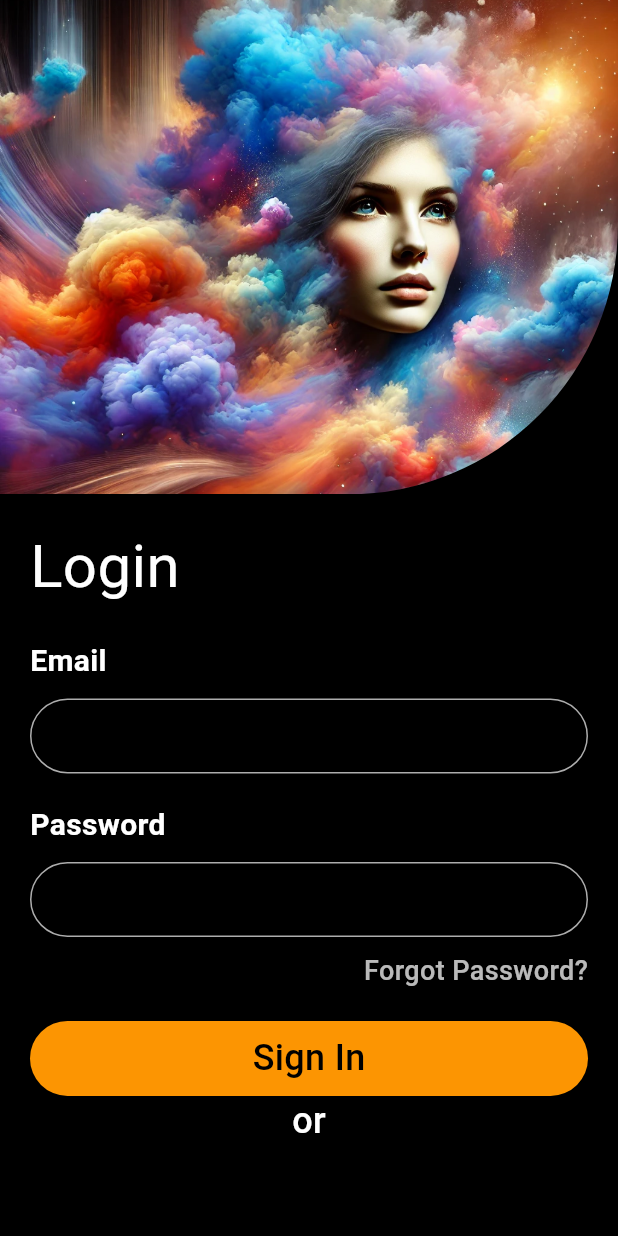
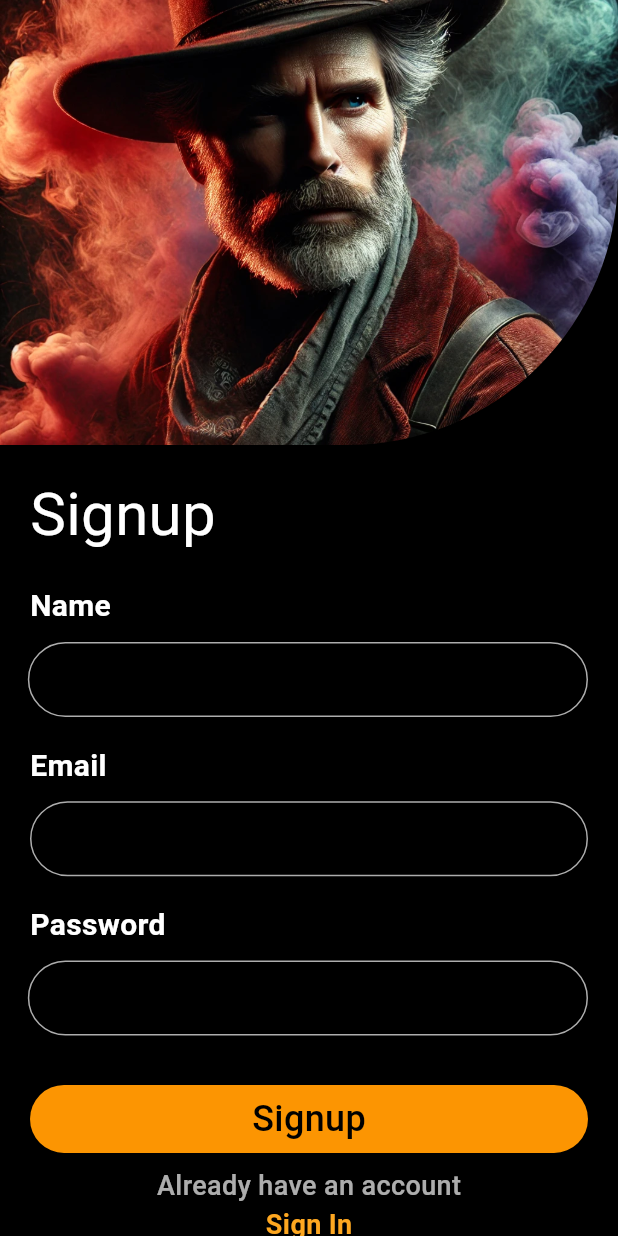
Before and after one commit to NetflixUser22232/travel_app_flutter, a Flutter app: the screen it shows after launch, on a phone screen of 412 x 824 dp. Run offline on Flutter 3.47's test engine with Material 3 defaults, Android fonts, the phone set to English and light mode, and no system bars.

Commit message:
minor changes

```diff
--- a/lib/main.dart
+++ b/lib/main.dart
@@ -1,7 +1,5 @@
 import 'package:flutter/material.dart';
-import 'package:flutter_travel_app/login.dart';
-import 'package:flutter_travel_app/pages/home_page.dart';
-import 'package:flutter_travel_app/pages/top_places.dart';
+import 'package:flutter_travel_app/pages/signup.dart';
 
 void main() {
   runApp(const MyApp());
@@ -18,7 +16,8 @@ class MyApp extends StatelessWidget {
       theme: ThemeData(
         colorScheme: ColorScheme.fromSeed(seedColor: Colors.deepPurple),
       ),
-      home: Login(),
+      home: Signup(),
+      //  Login(),
       // TopPlaces(),
       // HomePage(),
     );
--- a/lib/pages/home_page.dart
+++ b/lib/pages/home_page.dart
@@ -1,5 +1,4 @@
 import 'package:flutter/material.dart';
-import 'package:google_fonts/google_fonts.dart';
 
 class HomePage extends StatefulWidget {
   const HomePage({super.key});
--- /dev/null
+++ b/lib/pages/signup.dart
@@ -0,0 +1,186 @@
+import 'package:flutter/material.dart';
+import 'package:flutter_travel_app/pages/login.dart';
+
+class Signup extends StatefulWidget {
+  const Signup({super.key});
+
+  @override
+  State<Signup> createState() => _SignupState();
+}
+
+class _SignupState extends State<Signup> {
+  @override
+  Widget build(BuildContext context) {
+    var size = MediaQuery.of(context).size;
+    var width = size.width;
+    var height = size.height;
+
+    return Scaffold(
+      backgroundColor: Colors.black,
+      body: Container(
+        child: Column(
+          crossAxisAlignment: CrossAxisAlignment.start,
+          children: [
+            ClipRRect(
+              borderRadius: BorderRadiusGeometry.only(
+                bottomRight: Radius.circular(180),
+              ),
+              child: Image.asset(
+                "assets/images/signup.png",
+                width: width,
+                height: height * 0.36,
+                fit: BoxFit.cover,
+              ),
+            ),
+            SizedBox(height: height * 0.022),
+            Padding(
+              padding: EdgeInsets.only(left: 20),
+              child: Text(
+                "Signup",
+                style: TextStyle(color: Colors.white, fontSize: 40),
+              ),
+            ),
+            // For name section
+            SizedBox(height: height * 0.022),
+            Padding(
+              padding: EdgeInsets.only(left: 20),
+              child: Text(
+                "Name",
+                style: TextStyle(
+                  color: Colors.white,
+                  fontSize: 20,
+                  fontWeight: FontWeight.bold,
+                ),
+              ),
+            ),
+            // Text field for password
+            SizedBox(height: height * 0.011),
+            Container(
+              margin: EdgeInsets.only(left: width * 0.045, right: 20),
+              decoration: BoxDecoration(
+                border: Border.all(
+                  color: const Color.fromARGB(173, 255, 255, 255),
+                ),
+                borderRadius: BorderRadius.circular(30),
+              ),
+              child: TextField(
+                decoration: InputDecoration(border: InputBorder.none),
+              ),
+            ),
+            // Email section
+            // For height 20
+            SizedBox(height: height * 0.022),
+            Padding(
+              padding: EdgeInsets.only(left: 20),
+              child: Text(
+                "Email",
+                style: TextStyle(
+                  color: Colors.white,
+                  fontSize: 20,
+                  fontWeight: FontWeight.bold,
+                ),
+              ),
+            ),
+            // Text field for email
+            // For height 10
+            SizedBox(height: height * 0.011),
+            Container(
+              margin: EdgeInsets.only(left: 20, right: 20),
+              decoration: BoxDecoration(
+                border: Border.all(
+                  color: const Color.fromARGB(173, 255, 255, 255),
+                ),
+                borderRadius: BorderRadius.circular(30),
+              ),
+              child: TextField(
+                decoration: InputDecoration(border: InputBorder.none),
+              ),
+            ),
+            // Section for password
+            SizedBox(height: height * 0.022),
+            Padding(
+              padding: EdgeInsets.only(left: 20),
+              child: Text(
+                "Password",
+                style: TextStyle(
+                  color: Colors.white,
+                  fontSize: 20,
+                  fontWeight: FontWeight.bold,
+                ),
+              ),
+            ),
+            // Text field for password
+            SizedBox(height: height * 0.011),
+            Container(
+              margin: EdgeInsets.only(left: width * 0.045, right: 20),
+              decoration: BoxDecoration(
+                border: Border.all(
+                  color: const Color.fromARGB(173, 255, 255, 255),
+                ),
+                borderRadius: BorderRadius.circular(30),
+              ),
+              child: TextField(
+                decoration: InputDecoration(border: InputBorder.none),
+              ),
+            ),
+
+            // For forget password
+            // SizedBox(height: height * 0.011),
+            SizedBox(height: height * 0.04),
+            Container(
+              height: height * 0.055,
+              width: width,
+              margin: EdgeInsets.only(left: 20, right: 20),
+              decoration: BoxDecoration(
+                color: Color(0xfffc9502),
+                borderRadius: BorderRadius.circular(30),
+              ),
+              child: Center(
+                child: Text(
+                  "Signup",
+                  style: TextStyle(
+                    color: Colors.black,
+                    fontSize: 24,
+                    fontWeight: FontWeight.w500,
+                  ),
+                ),
+              ),
+            ),
+
+            // For height 5
+            // SizedBox(height: height * 0.006),
+            SizedBox(height: height * 0.011),
+            Center(
+              child: Text(
+                "Already have an account",
+                style: TextStyle(
+                  color: const Color.fromARGB(173, 255, 255, 255),
+                  fontSize: 18,
+                  fontWeight: FontWeight.w500,
+                ),
+              ),
+            ),
+            GestureDetector(
+              onTap: () {
+                Navigator.push(
+                  context,
+                  MaterialPageRoute(builder: (context) => Login()),
+                );
+              },
+              child: Center(
+                child: Text(
+                  "Sign In",
+                  style: TextStyle(
+                    color: Color(0xfffea720),
+                    fontSize: 18,
+                    fontWeight: FontWeight.bold,
+                  ),
+                ),
+              ),
+            ),
+          ],
+        ),
+      ),
+    );
+  }
+}
```
Also changed, not shown: lib/pages/login.dart (renamed from lib/login.dart, +75 -10 lines), assets/images/google.png (added).
